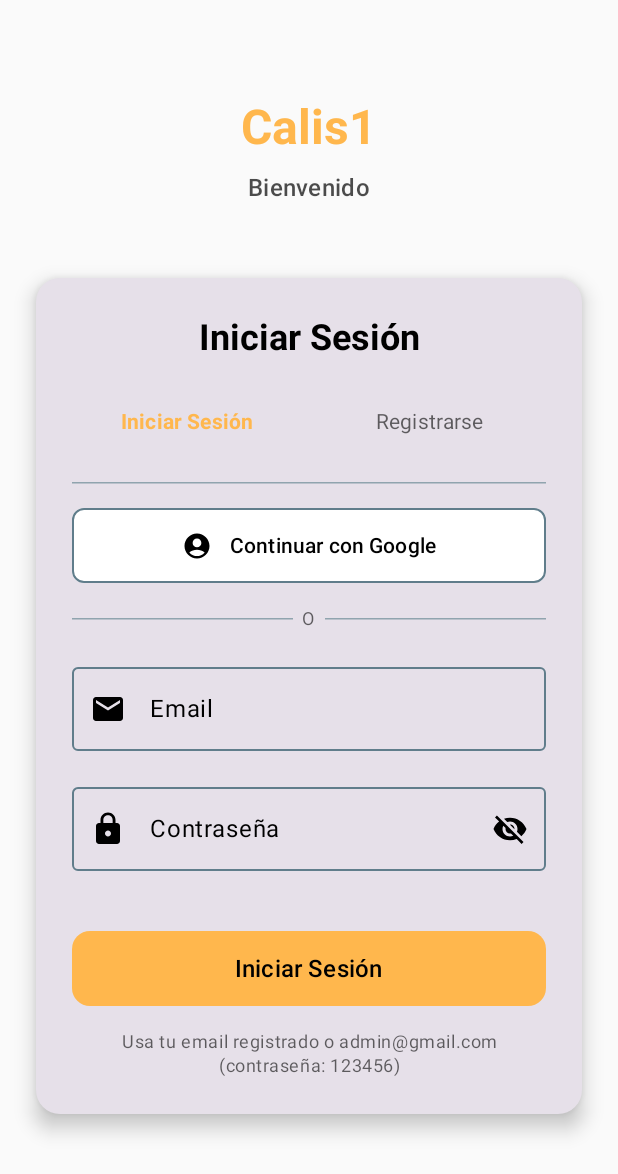
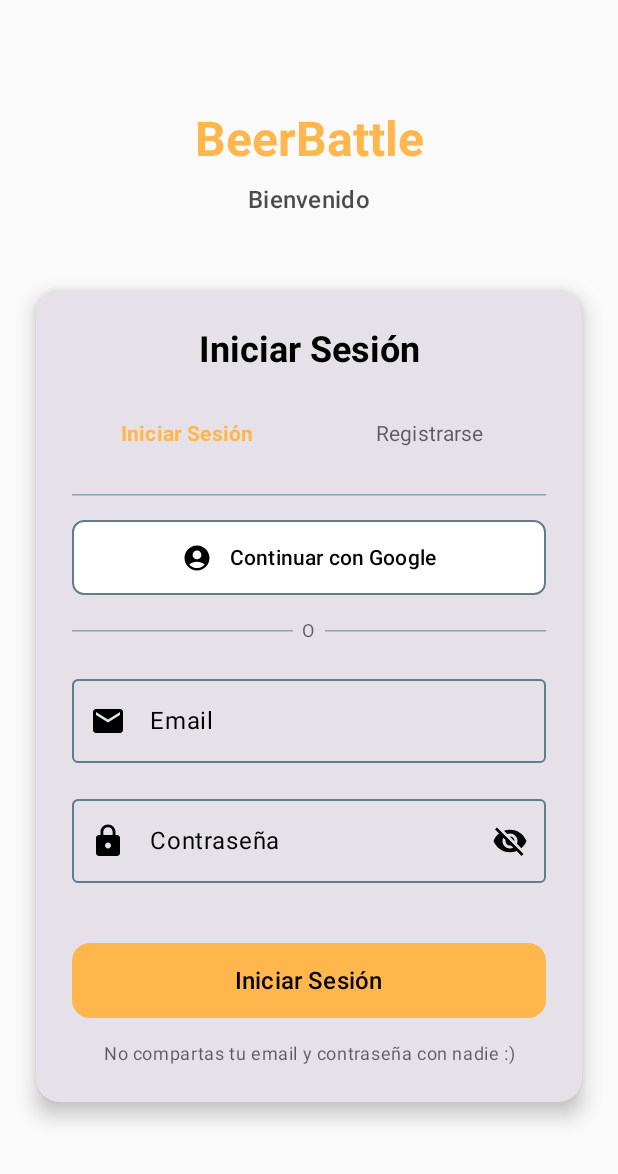
Before and after one commit to breadwbutter/Calis1, an Android app built with Jetpack Compose: the screen it shows after launch (MainActivity), on a phone screen of 412 x 824 dp. Shown: the top 1174 px of the screen. Run offline under Robolectric (Android 15) with nearby library versions, the phone set to English and light mode, and no system bars; our stand-ins replace Firebase (no records; nobody signed in at launch, a user with empty details on screens opened directly).

Commit message:
Commit 21: cambio de textos en el login

```diff
--- a/app/src/main/java/com/example/calis1/LoginScreen.kt
+++ b/app/src/main/java/com/example/calis1/LoginScreen.kt
@@ -142,7 +142,7 @@ fun LoginScreen(
     ) {
         // Título de la app
         Text(
-            text = "Calis1",
+            text = "BeerBattle",
             style = MaterialTheme.typography.headlineLarge,
             fontWeight = FontWeight.Bold,
             color = MaterialTheme.colorScheme.primary,
@@ -446,7 +446,7 @@ fun LoginScreen(
                 // Información adicional
                 if (isLoginMode) {
                     Text(
-                        text = "Usa tu email registrado o admin@gmail.com (contraseña: 123456)",
+                        text = "No compartas tu email y contraseña con nadie :)",
                         style = MaterialTheme.typography.bodySmall,
                         color = MaterialTheme.colorScheme.onSurface.copy(alpha = 0.6f),
                         textAlign = TextAlign.Center,
```
